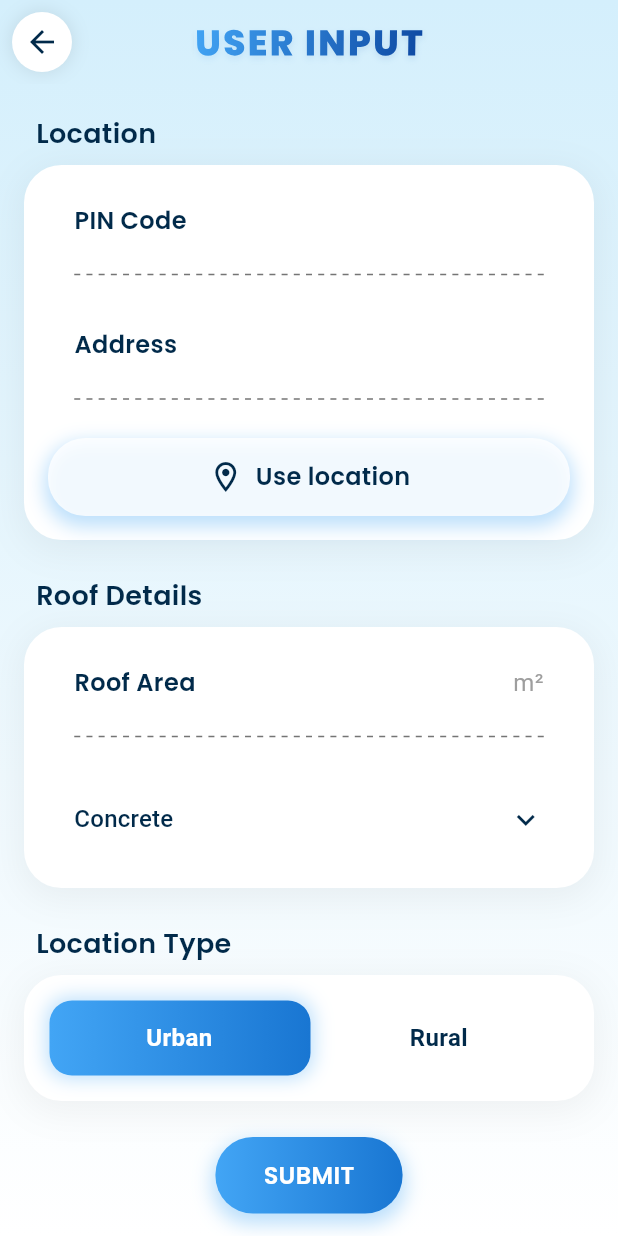
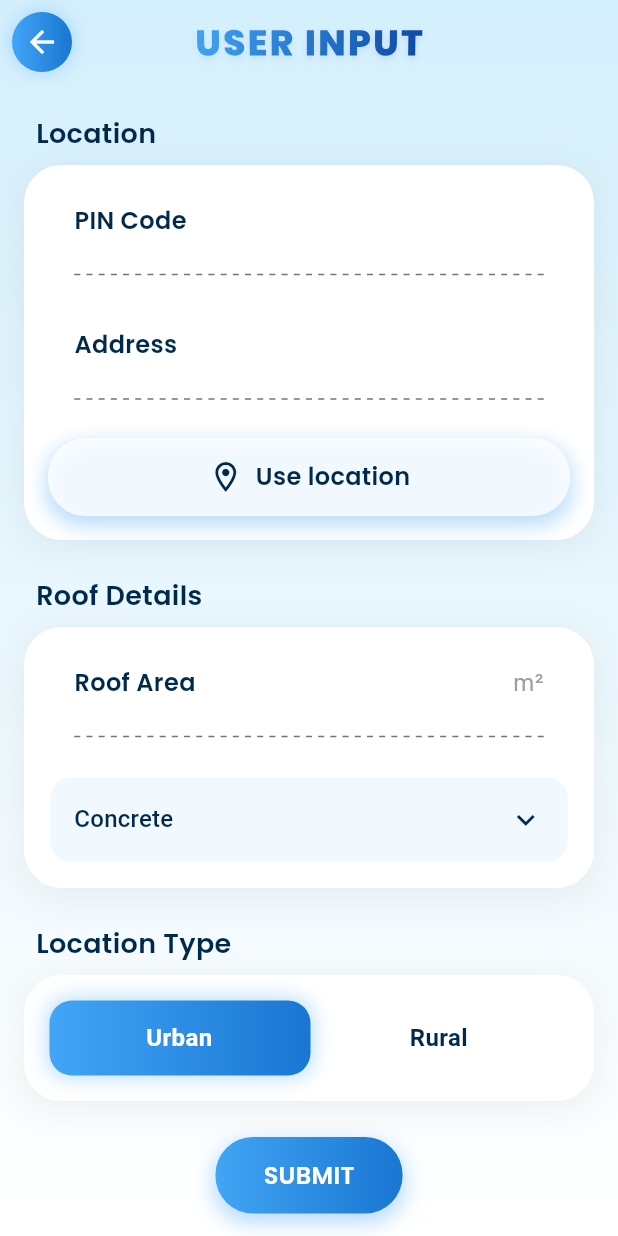
Before and after one commit to YajurChatnani/SIH_2025_Amritdhara, a Flutter app: the UserInputScreen screen opened directly, on a phone screen of 412 x 824 dp. Run offline on Flutter 3.47's test engine with Material 3 defaults, Android fonts, the phone set to English and light mode, and no system bars; our stand-ins replace google_fonts.

Commit message:
updated ui screen

```diff
--- a/lib/screens/user_input_screen.dart
+++ b/lib/screens/user_input_screen.dart
@@ -29,11 +29,12 @@ class _UserInputScreenState extends State<UserInputScreen> {
 
   @override
   Widget build(BuildContext context) {
-    // A list of all our form sections (widgets)
+
     final formSections = [
       _buildSectionCard(
         title: 'Location',
         children: [
+
           _BuildTextField('PIN Code', _pinCodeController),
           const SizedBox(height: 16),
           _BuildTextField('Address', _addressController),
@@ -46,9 +47,14 @@ class _UserInputScreenState extends State<UserInputScreen> {
         children: [
           _BuildTextField('Roof Area', _roofAreaController, suffixText: 'm²'),
           const SizedBox(height: 16),
-          _GlassmorphicContainer(
-            borderRadius: 15,
+
+          Container(
             padding: const EdgeInsets.symmetric(horizontal: 16.0, vertical: 4.0),
+            decoration: BoxDecoration(
+                color: Colors.blue.shade50.withOpacity(0.5),
+                borderRadius: BorderRadius.circular(15),
+                border: Border.all(color: Colors.white, width: 1.5)
+            ),
             child: DropdownButtonHideUnderline(
               child: DropdownButton<String>(
                 value: _roofMaterial,
@@ -77,7 +83,7 @@ class _UserInputScreenState extends State<UserInputScreen> {
     ];
 
     return Scaffold(
-      extendBodyBehindAppBar: true,
+      extendBodyBehindAppBar:true,
       appBar: AppBar(
         backgroundColor: Colors.transparent,
         elevation: 0,
@@ -85,14 +91,16 @@ class _UserInputScreenState extends State<UserInputScreen> {
           padding: const EdgeInsets.all(8.0),
           child: Container(
             decoration: BoxDecoration(
-              color: Colors.white,
+              // Changed to a blue gradient to match the submit button
+              gradient: const LinearGradient(colors: [Color(0xFF42A5F5), Color(0xFF1976D2)]),
               shape: BoxShape.circle,
               boxShadow: [
-                BoxShadow(color: Colors.black.withOpacity(0.1), blurRadius: 10)
+                BoxShadow(color: Colors.blue.withOpacity(0.3), blurRadius: 10)
               ],
             ),
             child: IconButton(
-              icon: const Icon(Icons.arrow_back, color: Color(0xFF012A4A)),
+              // Changed the icon color to white
+              icon: const Icon(Icons.arrow_back, color: Colors.white),
               onPressed: () => Navigator.pop(context),
             ),
           ),
@@ -138,8 +146,9 @@ class _UserInputScreenState extends State<UserInputScreen> {
           ),
           itemCount: formSections.length,
           itemBuilder: (context, index) {
+
             return _AnimatedSection(
-              delay: 150 * (index + 1),
+              delay: 110 * (index+1),
               child: Padding(
                 padding: const EdgeInsets.only(bottom: 24.0),
                 child: formSections[index],
@@ -240,6 +249,7 @@ class _UserInputScreenState extends State<UserInputScreen> {
   }
 }
 
+
 class _GlassmorphicContainer extends StatelessWidget {
   final Widget child;
   final double borderRadius;
@@ -269,6 +279,7 @@ class _GlassmorphicContainer extends StatelessWidget {
   }
 }
 
+
 class _BuildTextField extends StatefulWidget {
   final String hintText;
   final TextEditingController controller;
@@ -282,11 +293,16 @@ class _BuildTextField extends StatefulWidget {
 
 class _BuildTextFieldState extends State<_BuildTextField> {
   final FocusNode _focusNode = FocusNode();
+  bool _isFocused = false;
 
   @override
   void initState() {
     super.initState();
-    _focusNode.addListener(() => setState(() {}));
+    _focusNode.addListener(() {
+      setState(() {
+        _isFocused = _focusNode.hasFocus;
+      });
+    });
   }
 
   @override
@@ -297,25 +313,22 @@ class _BuildTextFieldState extends State<_BuildTextField> {
 
   @override
   Widget build(BuildContext context) {
-    return AnimatedContainer(
+
+    return TweenAnimationBuilder<Decoration>(
       duration: const Duration(milliseconds: 300),
-      decoration: BoxDecoration(
-        borderRadius: BorderRadius.circular(15),
-        border: Border.all(
-          color: _focusNode.hasFocus ? Colors.blue.shade300 : Colors.white.withOpacity(0.2),
-          width: 1.5,
+      // Animate between two decoration styles based on focus state.
+      tween: DecorationTween(
+        begin: _buildDecoration(isFocused: false),
+        end: _buildDecoration(isFocused: _isFocused),
       ),
-        boxShadow: _focusNode.hasFocus
-            ? [BoxShadow(color: Colors.blue.withOpacity(0.2), blurRadius: 8, spreadRadius: 2)]
-            : [],
-      ),
-      child: ClipRRect(
-        borderRadius: BorderRadius.circular(14),
-        child: BackdropFilter(
-          filter: ImageFilter.blur(sigmaX: 5.0, sigmaY: 5.0),
-          child: Container(
+      builder: (context, decoration, child) {
+        return Container(
+          decoration: decoration,
+          child: child,
+        );
+      },
+      child: Padding(
         padding: const EdgeInsets.symmetric(horizontal: 16.0, vertical: 8.0),
-            color: Colors.white.withOpacity(0.4),
         child: Column(
           crossAxisAlignment: CrossAxisAlignment.start,
           children: [
@@ -332,11 +345,21 @@ class _BuildTextFieldState extends State<_BuildTextField> {
               style: GoogleFonts.poppins(color: Colors.black, fontSize: 16, fontWeight: FontWeight.w500),
               keyboardType: widget.hintText.contains('PIN Code') || widget.hintText.contains('Roof Area') ? TextInputType.number : TextInputType.text,
             ),
-                DottedLine(color: Colors.black54),
+            const DottedLine(color: Colors.black54),
           ],
         ),
       ),
-        ),
+    );
+  }
+
+
+  BoxDecoration _buildDecoration({required bool isFocused}) {
+    return BoxDecoration(
+      borderRadius: BorderRadius.circular(15),
+      color: isFocused ? Colors.white : Colors.white.withOpacity(0.5),
+      border: Border.all(
+        color: isFocused ? Colors.blue.shade300 : Colors.white.withOpacity(0.7),
+        width: 1.5,
       ),
     );
   }
@@ -396,6 +419,7 @@ class _BuildStyledButtonState extends State<_BuildStyledButton> {
   }
 }
 
+
 class _AnimatedSection extends StatefulWidget {
   final int delay;
   final Widget child;
@@ -430,12 +454,8 @@ class _AnimatedSectionState extends State<_AnimatedSection> {
       child: AnimatedContainer(
         duration: const Duration(milliseconds: 500),
         curve: Curves.easeOut,
-        transform: _animate
-            ? Matrix4.identity()
-            : (Matrix4.identity()
-          ..setEntry(3, 2, 0.001)
-          ..rotateX(-0.3)
-          ..translate(0.0, 50.0, 0.0)),
+        // Replaced the complex 3D rotation with a simple, smooth slide-up translation.
+        transform: Matrix4.translationValues(0, _animate ? 0 : 50, 0),
         child: widget.child,
       ),
     );
```
Lines whose indentation alone changed are shown as unchanged.
